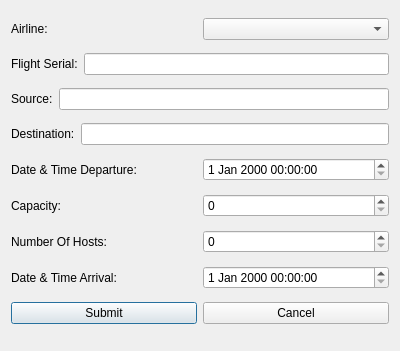
This is MyProj/addflightdialog.ui in shahabbadihi/airport_managementt as Qt 5 draws it before an edit. The edited form follows.
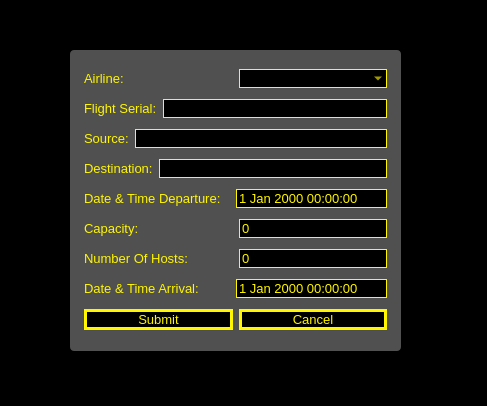
This is the edited form.

Diff of the .ui file:
```diff
--- a/MyProj/addflightdialog.ui
+++ b/MyProj/addflightdialog.ui
@@ -6,14 +6,68 @@
    <rect>
     <x>0</x>
     <y>0</y>
-    <width>400</width>
-    <height>351</height>
+    <width>487</width>
+    <height>406</height>
    </rect>
   </property>
   <property name="windowTitle">
    <string>Add Flight</string>
   </property>
-  <layout class="QVBoxLayout" name="verticalLayout">
+  <property name="styleSheet">
+   <string notr="true">* {
+	font-size: 10pt;
+}
+
+QDialog {
+	
+	background-color: rgb(0, 0, 0);
+}
+
+QLabel {
+	color: rgb(255, 246, 0);
+}
+
+QLineEdit, QComboBox, QDateTimeEdit, QSpinBox {
+	color: rgb(255, 246, 0);
+	
+	background-color: rgb(0, 0, 0);
+	border: 1px solid #fff600;
+}
+
+QPushButton {
+	background-color: rgb(0, 0, 0);
+	color: rgb(255, 246, 0);
+	border: 3px solid #fff600;
+}
+
+QPushButton:hover {
+	background-color: #fff600;
+	color: black;
+}
+
+#frame {
+	
+	background-color: rgb(255, 255, 255, 80);
+	border-radius: 4px;
+	padding: 5px;
+}</string>
+  </property>
+  <widget class="QFrame" name="frame">
+   <property name="geometry">
+    <rect>
+     <x>70</x>
+     <y>50</y>
+     <width>331</width>
+     <height>301</height>
+    </rect>
+   </property>
+   <property name="frameShape">
+    <enum>QFrame::StyledPanel</enum>
+   </property>
+   <property name="frameShadow">
+    <enum>QFrame::Raised</enum>
+   </property>
+   <layout class="QVBoxLayout" name="verticalLayout_2">
    <item>
     <layout class="QHBoxLayout" name="horizontalLayout_9">
      <item>
@@ -145,6 +199,7 @@
     </layout>
    </item>
   </layout>
+  </widget>
  </widget>
  <resources/>
  <connections/>
```
Lines whose indentation alone changed are shown as unchanged.
